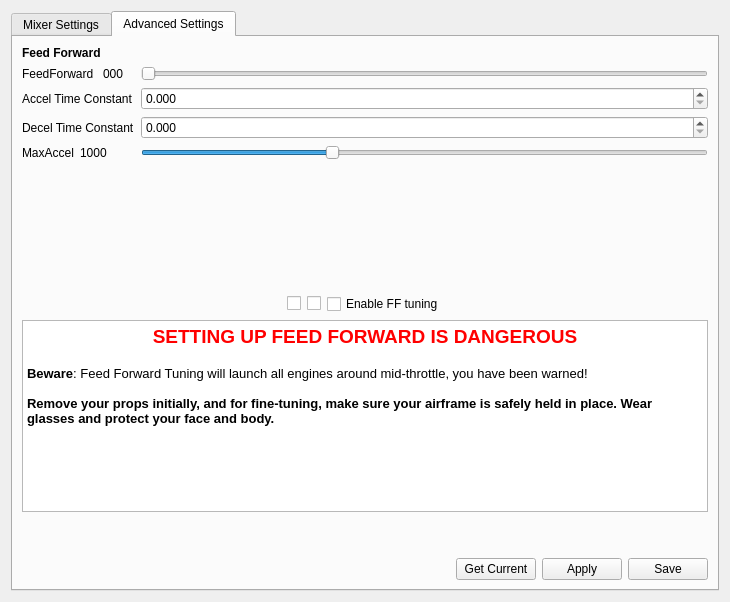
vooon/OpenPilot, file ground/openpilotgcs/src/plugins/config/airframe.ui: the form before one commit.
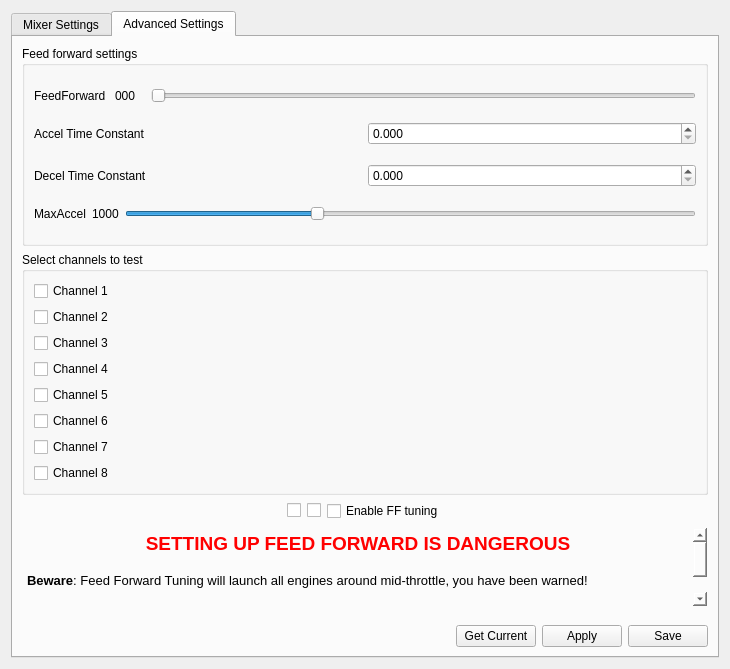
The form after the commit. The open tabs and pages were chosen to show the change. Custom widgets are drawn as their Qt base class.

Commit message: UI changes for selecting channels for FF testing

Diff of the .ui file:
```diff
--- a/ground/openpilotgcs/src/plugins/config/airframe.ui
+++ b/ground/openpilotgcs/src/plugins/config/airframe.ui
@@ -7,7 +7,7 @@
     <x>0</x>
     <y>0</y>
     <width>730</width>
-    <height>602</height>
+    <height>669</height>
    </rect>
   </property>
   <property name="windowTitle">
@@ -1873,26 +1873,22 @@
       </attribute>
       <layout class="QVBoxLayout" name="verticalLayout_25">
        <item>
-        <layout class="QVBoxLayout" name="verticalLayout_11" stretch="0,1,0,0,0,0">
+        <layout class="QVBoxLayout" name="verticalLayout_11" stretch="0,0,0,0,0,0">
          <item>
-          <widget class="QLabel" name="label_19">
-           <property name="font">
-            <font>
-             <weight>75</weight>
-             <bold>true</bold>
-            </font>
+          <widget class="QGroupBox" name="groupBox_2">
+           <property name="minimumSize">
+            <size>
+             <width>0</width>
+             <height>200</height>
+            </size>
            </property>
-           <property name="text">
-            <string>Feed Forward</string>
+           <property name="title">
+            <string>Feed forward settings</string>
            </property>
-          </widget>
-         </item>
+           <layout class="QVBoxLayout" name="verticalLayout_26">
          <item>
-          <layout class="QFormLayout" name="formLayout_7">
-           <property name="fieldGrowthPolicy">
-            <enum>QFormLayout::AllNonFixedFieldsGrow</enum>
-           </property>
-           <item row="2" column="0">
+             <layout class="QHBoxLayout" name="horizontalLayout_23">
+              <item>
             <layout class="QHBoxLayout" name="horizontalLayout_12">
              <item>
               <widget class="QLabel" name="label_20">
@@ -1901,6 +1897,8 @@
                </property>
               </widget>
              </item>
+               </layout>
+              </item>
              <item>
               <widget class="QLabel" name="feedForwardValue">
                <property name="minimumSize">
@@ -1914,9 +1912,7 @@
                </property>
               </widget>
              </item>
-            </layout>
-           </item>
-           <item row="2" column="1">
+              <item>
             <widget class="QSlider" name="feedForwardSlider">
              <property name="enabled">
               <bool>true</bool>
@@ -1938,14 +1934,18 @@
              </property>
             </widget>
            </item>
-           <item row="3" column="0">
+             </layout>
+            </item>
+            <item>
+             <layout class="QHBoxLayout" name="horizontalLayout_25">
+              <item>
             <widget class="QLabel" name="label_21">
              <property name="text">
               <string>Accel Time Constant</string>
              </property>
             </widget>
            </item>
-           <item row="3" column="1">
+              <item>
             <widget class="QDoubleSpinBox" name="accelTime">
              <property name="enabled">
               <bool>true</bool>
@@ -1967,14 +1967,18 @@
              </property>
             </widget>
            </item>
-           <item row="4" column="0">
+             </layout>
+            </item>
+            <item>
+             <layout class="QHBoxLayout" name="horizontalLayout_26">
+              <item>
             <widget class="QLabel" name="label_22">
              <property name="text">
               <string>Decel Time Constant</string>
              </property>
             </widget>
            </item>
-           <item row="4" column="1">
+              <item>
             <widget class="QDoubleSpinBox" name="decelTime">
              <property name="enabled">
               <bool>true</bool>
@@ -1997,8 +2001,10 @@
              </property>
             </widget>
            </item>
-           <item row="5" column="0">
-            <layout class="QHBoxLayout" name="horizontalLayout_16">
+             </layout>
+            </item>
+            <item>
+             <layout class="QHBoxLayout" name="horizontalLayout_24">
              <item>
               <widget class="QLabel" name="label_37">
                <property name="text">
@@ -2013,9 +2019,7 @@
                </property>
               </widget>
              </item>
-            </layout>
-           </item>
-           <item row="5" column="1">
+              <item>
             <widget class="QSlider" name="maxAccelSlider">
              <property name="toolTip">
               <string>Limits how much the engines can accelerate or decelerate.
@@ -2037,6 +2041,80 @@
            </item>
           </layout>
          </item>
+           </layout>
+          </widget>
+         </item>
+         <item>
+          <widget class="QGroupBox" name="selectChannels">
+           <property name="minimumSize">
+            <size>
+             <width>0</width>
+             <height>0</height>
+            </size>
+           </property>
+           <property name="title">
+            <string>Select channels to test</string>
+           </property>
+           <layout class="QGridLayout" name="gridLayout">
+            <item row="0" column="0">
+             <widget class="QCheckBox" name="selectChan1">
+              <property name="text">
+               <string>Channel 1</string>
+              </property>
+             </widget>
+            </item>
+            <item row="1" column="0">
+             <widget class="QCheckBox" name="selectChan2">
+              <property name="text">
+               <string>Channel 2</string>
+              </property>
+             </widget>
+            </item>
+            <item row="2" column="0">
+             <widget class="QCheckBox" name="selectChan3">
+              <property name="text">
+               <string>Channel 3</string>
+              </property>
+             </widget>
+            </item>
+            <item row="3" column="0">
+             <widget class="QCheckBox" name="selectChan4">
+              <property name="text">
+               <string>Channel 4</string>
+              </property>
+             </widget>
+            </item>
+            <item row="4" column="0">
+             <widget class="QCheckBox" name="selectChan5">
+              <property name="text">
+               <string>Channel 5</string>
+              </property>
+             </widget>
+            </item>
+            <item row="5" column="0">
+             <widget class="QCheckBox" name="selectChan6">
+              <property name="text">
+               <string>Channel 6</string>
+              </property>
+             </widget>
+            </item>
+            <item row="6" column="0">
+             <widget class="QCheckBox" name="selectChan7">
+              <property name="text">
+               <string>Channel 7</string>
+              </property>
+             </widget>
+            </item>
+            <item row="7" column="0">
+             <widget class="QCheckBox" name="selectChan8">
+              <property name="text">
+               <string>Channel 8</string>
+              </property>
+             </widget>
+            </item>
+           </layout>
+          </widget>
+         </item>
          <item>
           <layout class="QHBoxLayout" name="horizontalLayout_9">
            <item>
@@ -2115,7 +2193,7 @@
          <item>
           <widget class="QTextBrowser" name="textBrowser">
            <property name="sizePolicy">
-            <sizepolicy hsizetype="Expanding" vsizetype="MinimumExpanding">
+            <sizepolicy hsizetype="Minimum" vsizetype="Minimum">
              <horstretch>0</horstretch>
              <verstretch>0</verstretch>
             </sizepolicy>
@@ -2123,22 +2201,31 @@
            <property name="minimumSize">
             <size>
              <width>0</width>
-             <height>40</height>
+             <height>0</height>
             </size>
            </property>
+           <property name="maximumSize">
+            <size>
+             <width>16777215</width>
+             <height>80</height>
+            </size>
+           </property>
+           <property name="styleSheet">
+            <string notr="true">background:transparent</string>
+           </property>
            <property name="html">
             <string>&lt;!DOCTYPE HTML PUBLIC &quot;-//W3C//DTD HTML 4.0//EN&quot; &quot;http://www.w3.org/TR/REC-html40/strict.dtd&quot;&gt;
 &lt;html&gt;&lt;head&gt;&lt;meta name=&quot;qrichtext&quot; content=&quot;1&quot; /&gt;&lt;style type=&quot;text/css&quot;&gt;
 p, li { white-space: pre-wrap; }
-&lt;/style&gt;&lt;/head&gt;&lt;body style=&quot; font-family:'Ubuntu'; font-size:11pt; font-weight:400; font-style:normal;&quot;&gt;
+&lt;/style&gt;&lt;/head&gt;&lt;body style=&quot; font-family:'Lucida Grande'; font-size:13pt; font-weight:400; font-style:normal;&quot;&gt;
 &lt;table border=&quot;0&quot; style=&quot;-qt-table-type: root; margin-top:4px; margin-bottom:4px; margin-left:4px; margin-right:4px;&quot;&gt;
 &lt;tr&gt;
 &lt;td style=&quot;border: none;&quot;&gt;
-&lt;p align=&quot;center&quot; style=&quot; margin-top:0px; margin-bottom:0px; margin-left:0px; margin-right:0px; -qt-block-indent:0; text-indent:0px;&quot;&gt;&lt;span style=&quot; font-size:14pt; font-weight:600; color:#ff0000;&quot;&gt;SETTING UP FEED FORWARD IS DANGEROUS&lt;/span&gt;&lt;/p&gt;
-&lt;p style=&quot;-qt-paragraph-type:empty; margin-top:0px; margin-bottom:0px; margin-left:0px; margin-right:0px; -qt-block-indent:0; text-indent:0px;&quot;&gt;&lt;/p&gt;
-&lt;p style=&quot; margin-top:0px; margin-bottom:0px; margin-left:0px; margin-right:0px; -qt-block-indent:0; text-indent:0px;&quot;&gt;&lt;span style=&quot; font-size:10pt; font-weight:600;&quot;&gt;Beware&lt;/span&gt;&lt;span style=&quot; font-size:10pt;&quot;&gt;: Feed Forward Tuning will launch all engines around mid-throttle, you have been warned!&lt;/span&gt;&lt;/p&gt;
-&lt;p style=&quot;-qt-paragraph-type:empty; margin-top:0px; margin-bottom:0px; margin-left:0px; margin-right:0px; -qt-block-indent:0; text-indent:0px; font-size:10pt;&quot;&gt;&lt;/p&gt;
-&lt;p style=&quot; margin-top:0px; margin-bottom:0px; margin-left:0px; margin-right:0px; -qt-block-indent:0; text-indent:0px;&quot;&gt;&lt;span style=&quot; font-size:10pt; font-weight:600;&quot;&gt;Remove your props initially, and for fine-tuning, make sure your airframe is safely held in place. Wear glasses and protect your face and body.&lt;/span&gt;&lt;/p&gt;&lt;/td&gt;&lt;/tr&gt;&lt;/table&gt;&lt;/body&gt;&lt;/html&gt;</string>
+&lt;p align=&quot;center&quot; style=&quot; margin-top:0px; margin-bottom:0px; margin-left:0px; margin-right:0px; -qt-block-indent:0; text-indent:0px;&quot;&gt;&lt;span style=&quot; font-family:'Ubuntu'; font-size:14pt; font-weight:600; color:#ff0000;&quot;&gt;SETTING UP FEED FORWARD IS DANGEROUS&lt;/span&gt;&lt;/p&gt;
+&lt;p style=&quot;-qt-paragraph-type:empty; margin-top:0px; margin-bottom:0px; margin-left:0px; margin-right:0px; -qt-block-indent:0; text-indent:0px; font-family:'Ubuntu'; font-size:11pt;&quot;&gt;&lt;/p&gt;
+&lt;p style=&quot; margin-top:0px; margin-bottom:0px; margin-left:0px; margin-right:0px; -qt-block-indent:0; text-indent:0px;&quot;&gt;&lt;span style=&quot; font-family:'Ubuntu'; font-size:10pt; font-weight:600;&quot;&gt;Beware&lt;/span&gt;&lt;span style=&quot; font-family:'Ubuntu'; font-size:10pt;&quot;&gt;: Feed Forward Tuning will launch all engines around mid-throttle, you have been warned!&lt;/span&gt;&lt;/p&gt;
+&lt;p style=&quot;-qt-paragraph-type:empty; margin-top:0px; margin-bottom:0px; margin-left:0px; margin-right:0px; -qt-block-indent:0; text-indent:0px; font-family:'Ubuntu'; font-size:10pt;&quot;&gt;&lt;/p&gt;
+&lt;p style=&quot; margin-top:0px; margin-bottom:0px; margin-left:0px; margin-right:0px; -qt-block-indent:0; text-indent:0px;&quot;&gt;&lt;span style=&quot; font-family:'Ubuntu'; font-size:10pt; font-weight:600;&quot;&gt;Remove your props initially, and for fine-tuning, make sure your airframe is safely held in place. Wear glasses and protect your face and body.&lt;/span&gt;&lt;/p&gt;&lt;/td&gt;&lt;/tr&gt;&lt;/table&gt;&lt;/body&gt;&lt;/html&gt;</string>
            </property>
           </widget>
          </item>
```
Left out of the diff: 2 changed lines with no effect on the pictures. Lines whose indentation alone changed are shown as unchanged.
